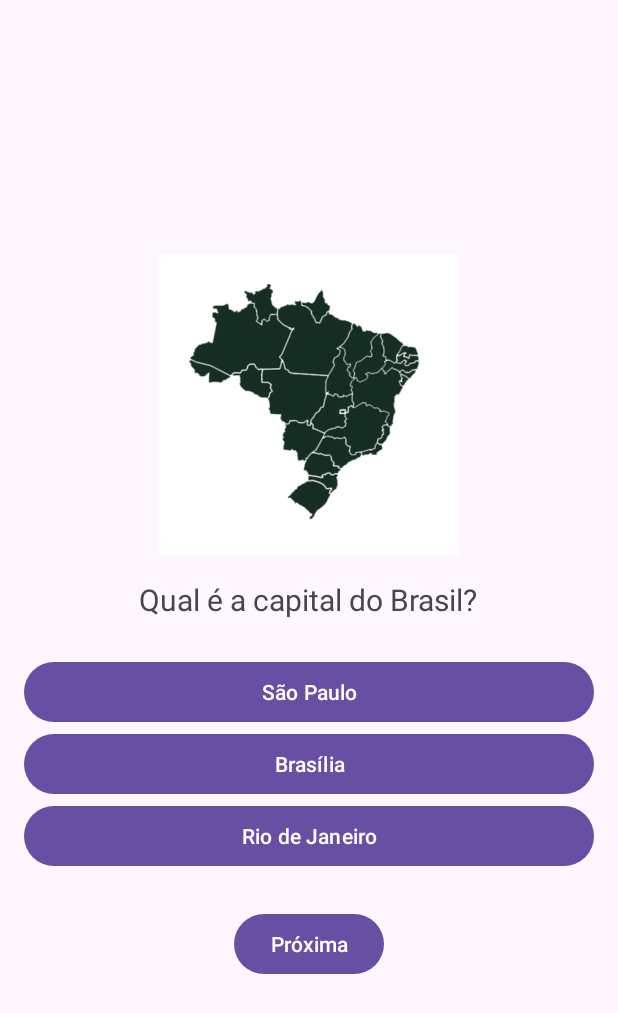
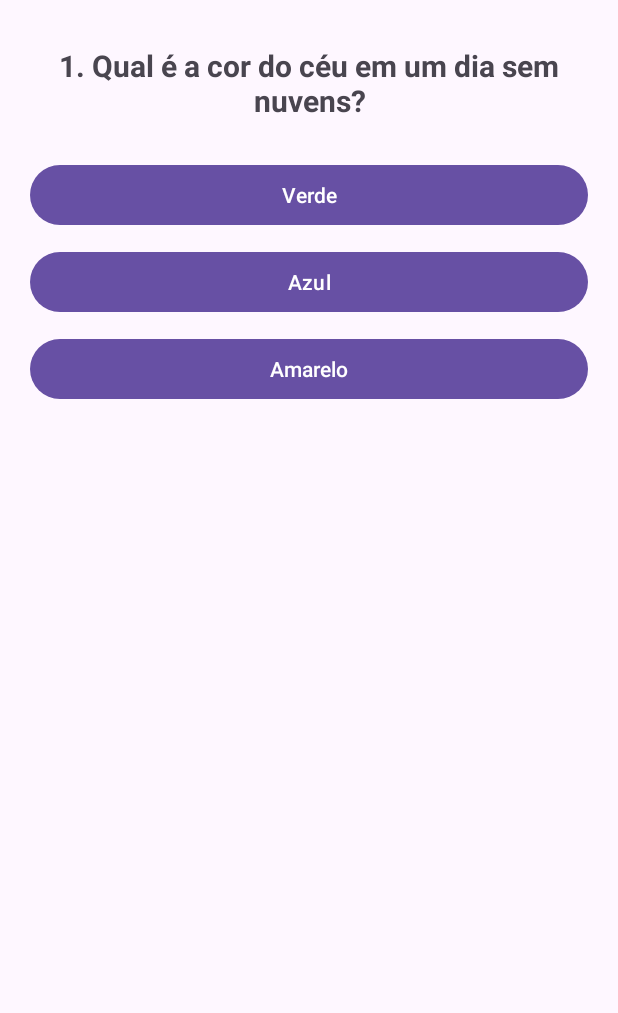
Before and after one commit to ygoryy0/QuizProject, an Android app: the screen it shows after launch (MainActivity), on a phone screen of 412 x 824 dp. Shown: the top 1013 px of the screen. Run offline under Robolectric (Android 15) with nearby library versions, the phone set to English and light mode, and no system bars.

Commit message:
Segundo Commit

```diff
--- a/app/src/main/AndroidManifest.xml
+++ b/app/src/main/AndroidManifest.xml
@@ -12,6 +12,12 @@
         android:supportsRtl="true"
         android:theme="@style/Theme.QUIZ_PROJECT">
         <activity
+            android:name=".ResultActivity"
+            android:exported="false" />
+        <activity
+            android:name=".SegundaActivity2"
+            android:exported="false" />
+        <activity
             android:name=".MainActivity"
             android:exported="true">
             <intent-filter>
--- a/app/src/main/java/com/example/quiz_project/MainActivity.java
+++ b/app/src/main/java/com/example/quiz_project/MainActivity.java
@@ -1,84 +1,87 @@
 package com.example.quiz_project;
 
 import androidx.appcompat.app.AppCompatActivity;
+import android.content.Intent;
 import android.os.Bundle;
 import android.widget.Button;
-import android.widget.ImageView;
+import android.widget.ImageView; // Manter o ImageView, mas ele não será usado
 import android.widget.TextView;
 import android.widget.Toast;
 
 public class MainActivity extends AppCompatActivity {
 
     TextView txtQuestion;
-    ImageView imgQuestion;
-    Button btnOption1, btnOption2, btnOption3, btnNext;
+    ImageView imgQuestion; // Mantido para evitar erros no findViewById, mas não será usado
+    Button btnOption1, btnOption2, btnOption3;
 
-    // Perguntas
+    // --- 10 PERGUNTAS BÁSICAS ---
     String[] questions = {
-            "Qual é a capital do Brasil?",
-            "Quanto é 2 + 2?",
-            "Quem descobriu o Brasil?"
+            "1. Qual é a cor do céu em um dia sem nuvens?",
+            "2. Quantos dias tem uma semana?",
+            "3. Qual animal faz 'Au Au'?",
+            "4. Qual o nome do nosso planeta?",
+            "5. Qual número vem depois do 9?",
+            "6. O que usamos para ver as horas?",
+            "7. Qual a capital de Portugal?",
+            "8. Qual é o oposto de 'quente'?",
+            "9. Qual o maior oceano do mundo?",
+            "10. Onde o Sol nasce?",
     };
 
-    // Opções de resposta
     String[][] options = {
-            {"São Paulo", "Brasília", "Rio de Janeiro"},
-            {"3", "4", "5"},
-            {"Pedro Álvares Cabral", "Cristóvão Colombo", "Dom Pedro I"}
+            {"Verde", "Azul", "Amarelo"},
+            {"5", "7", "10"},
+            {"Gato", "Cachorro", "Pássaro"},
+            {"Marte", "Terra", "Vênus"},
+            {"8", "10", "11"},
+            {"Um copo", "Um relógio", "Uma régua"},
+            {"Porto", "Coimbra", "Lisboa"},
+            {"Frio", "Molhado", "Seco"},
+            {"Atlântico", "Índico", "Pacífico"},
+            {"No Oeste", "No Sul", "No Leste"},
     };
 
-    // Respostas corretas (índice)
-    int[] correctAnswers = {1, 1, 0};
+    // Respostas corretas (índice 0, 1 ou 2)
+    int[] correctAnswers = {1, 1, 1, 1, 1, 1, 2, 0, 2, 2};
 
-    // Imagens para cada pergunta (colocar na pasta res/drawable)
-    int[] images = {
-            R.drawable.brasilia,  // imagem da primeira pergunta
-    };
-    int currentQuestion = 0; // começa na primeira pergunta
-    int score = 0; // contador de pontos
+    // REMOVIDA a array 'images'
+
+    int currentQuestion = 0;
+    int score = 0;
 
     @Override
     protected void onCreate(Bundle savedInstanceState) {
         super.onCreate(savedInstanceState);
-        setContentView(R.layout.activity_main); // Certifique-se que o XML chama activity_main
+        setContentView(R.layout.activity_main);
 
         // Conectar os componentes do XML
         txtQuestion = findViewById(R.id.txtQuestion);
-        imgQuestion = findViewById(R.id.imgQuestion);
         btnOption1 = findViewById(R.id.btnOption1);
         btnOption2 = findViewById(R.id.btnOption2);
         btnOption3 = findViewById(R.id.btnOption3);
-        btnNext = findViewById(R.id.btnNext);
 
-        // Carregar primeira pergunta
         loadQuestion();
 
-        // Clique das opções
+        // Clique das opções e avanço automático
         btnOption1.setOnClickListener(v -> checkAnswer(0));
         btnOption2.setOnClickListener(v -> checkAnswer(1));
         btnOption3.setOnClickListener(v -> checkAnswer(2));
-
-        // Clique no botão Próxima
-        btnNext.setOnClickListener(v -> {
-            if (currentQuestion < questions.length - 1) {
-                currentQuestion++;
-                loadQuestion();
-            } else {
-                Toast.makeText(this, "Quiz finalizado! Pontos: " + score, Toast.LENGTH_LONG).show();
-            }
-        });
     }
 
-    // Carrega pergunta atual
+    // Carrega pergunta atual (sem carregar imagem)
     private void loadQuestion() {
-        txtQuestion.setText(questions[currentQuestion]);
-        imgQuestion.setImageResource(images[currentQuestion]);
-        btnOption1.setText(options[currentQuestion][0]);
-        btnOption2.setText(options[currentQuestion][1]);
-        btnOption3.setText(options[currentQuestion][2]);
+        if (currentQuestion < questions.length) {
+            txtQuestion.setText(questions[currentQuestion]);
+
+            // REMOVIDA a linha que carregava a imagem
+
+            btnOption1.setText(options[currentQuestion][0]);
+            btnOption2.setText(options[currentQuestion][1]);
+            btnOption3.setText(options[currentQuestion][2]);
+        }
     }
 
-    // Verifica resposta
+    // Verifica resposta e avança
     private void checkAnswer(int selectedOption) {
         if (selectedOption == correctAnswers[currentQuestion]) {
             Toast.makeText(this, "Correto!", Toast.LENGTH_SHORT).show();
@@ -86,5 +89,22 @@ public class MainActivity extends AppCompatActivity {
         } else {
             Toast.makeText(this, "Errado!", Toast.LENGTH_SHORT).show();
         }
+
+        // Lógica de AVANÇO AUTOMÁTICO
+        if (currentQuestion < questions.length - 1) {
+            currentQuestion++;
+            loadQuestion();
+        } else {
+            finishQuiz();
+        }
+    }
+
+    // Função para ir para a tela de Resultado
+    private void finishQuiz() {
+        Intent intent = new Intent(MainActivity.this, ResultActivity.class);
+        intent.putExtra("SCORE_FINAL", score);
+        intent.putExtra("TOTAL_QUESTIONS", questions.length);
+        startActivity(intent);
+        finish();
     }
 }
--- a/app/src/main/res/layout/activity_main.xml
+++ b/app/src/main/res/layout/activity_main.xml
@@ -1,55 +1,43 @@
-<LinearLayout xmlns:android="http://schemas.android.com/apk/res/android"
-    xmlns:app="http://schemas.android.com/apk/res-auto"
+<?xml version="1.0" encoding="utf-8"?>
+<LinearLayout
+    xmlns:android="http://schemas.android.com/apk/res/android"
+    xmlns:tools="http://schemas.android.com/tools"
     android:layout_width="match_parent"
     android:layout_height="match_parent"
     android:orientation="vertical"
-    android:gravity="center"
-    android:padding="16dp">
-
-    <!-- Imagem da Pergunta -->
-
-    <!-- Texto da Pergunta -->
-    <ImageView
-        android:id="@+id/imgQuestion"
-        android:layout_width="200dp"
-        android:layout_height="200dp"
-        android:layout_marginBottom="16dp"
-        android:scaleType="centerCrop"
-        android:src="@drawable/brasilia" />
+    android:padding="20dp"
+    android:gravity="center_horizontal"
+    tools:context=".MainActivity">
 
     <TextView
         android:id="@+id/txtQuestion"
-        android:layout_width="wrap_content"
+        android:layout_width="match_parent"
         android:layout_height="wrap_content"
-        android:layout_marginBottom="24dp"
-        android:text="Santa Catarina faz fronteira com quais estados?"
-        android:textSize="20sp" />
+        android:text="Aqui será carregada a pergunta do quiz."
+        android:textSize="20sp"
+        android:textStyle="bold"
+        android:padding="10dp"
+        android:textAlignment="center"
+        android:layout_marginBottom="15dp"/>
 
-    <!-- Botões de Resposta -->
     <Button
         android:id="@+id/btnOption1"
         android:layout_width="match_parent"
         android:layout_height="wrap_content"
-        android:text="Amazonas, Espírito Santo e Rio de Janeiro" />
+        android:text="Opção A"
+        android:layout_marginBottom="10dp"/>
 
     <Button
         android:id="@+id/btnOption2"
         android:layout_width="match_parent"
         android:layout_height="wrap_content"
-        android:text="Paraná e Rio Grande do Sul" />
+        android:text="Opção B"
+        android:layout_marginBottom="10dp"/>
 
     <Button
         android:id="@+id/btnOption3"
         android:layout_width="match_parent"
         android:layout_height="wrap_content"
-        android:text="Bahia, Tocantins e Minas Gerais" />
-
-    <!-- Botão Próxima -->
-    <Button
-        android:id="@+id/btnNext"
-        android:layout_width="wrap_content"
-        android:layout_height="wrap_content"
-        android:text="Próxima"
-        android:layout_marginTop="24dp" />
+        android:text="Opção C"/>
 
 </LinearLayout>
```
Also changed, not shown: app/src/main/java/com/example/quiz_project/ResultActivity.java (added, +43 -0 lines), app/src/main/res/layout/activity_result.xml (added, +39 -0 lines).
